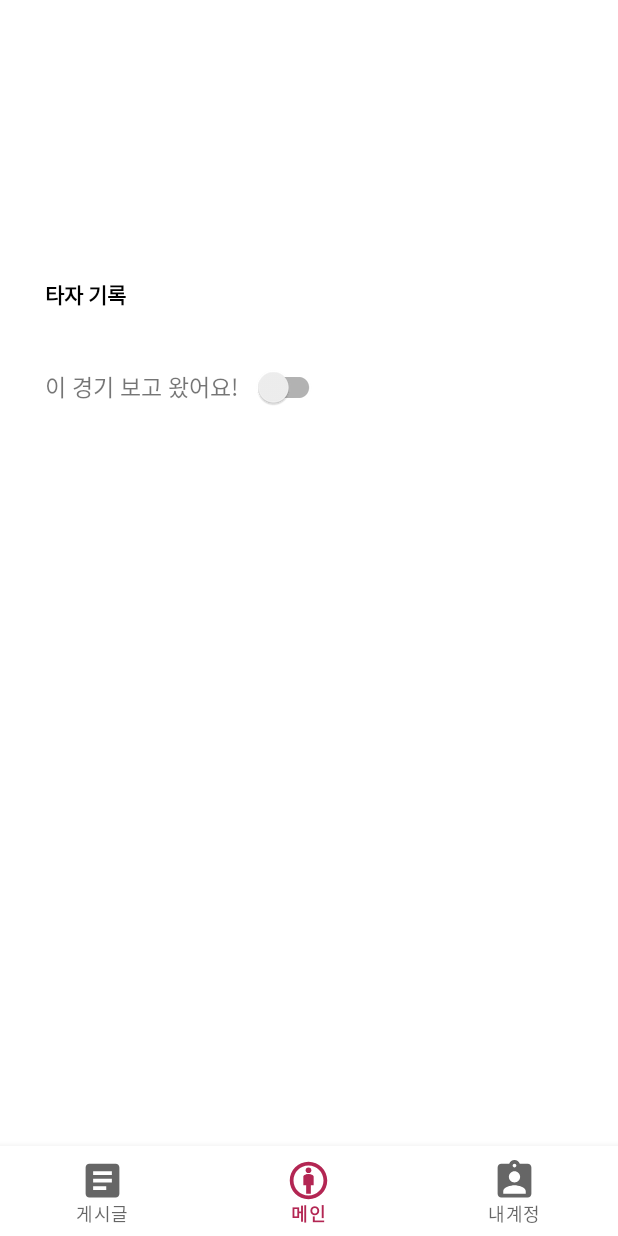
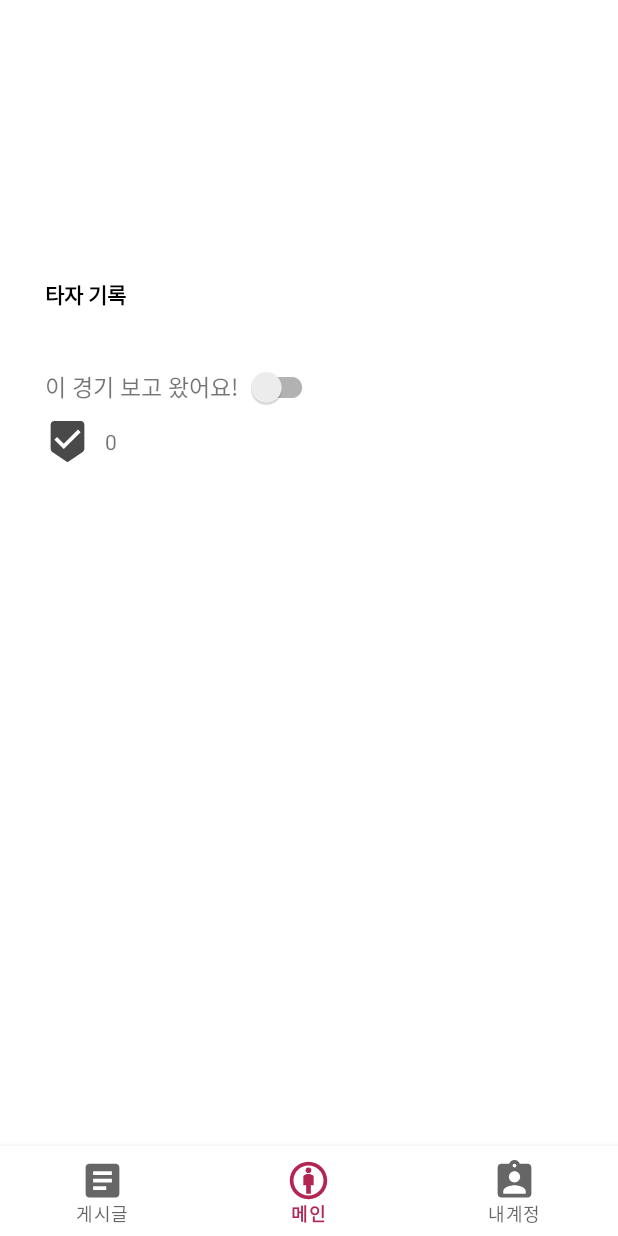
Before and after one commit to JorimJoram/TwinsAndroid, an Android app built with Jetpack Compose: the fragment GameDetailFragment placed in its activity, on a phone screen of 412 x 824 dp. Run offline under Robolectric (Android 15) with nearby library versions, the phone set to English and light mode, and no system bars; our stand-ins replace CircleImageView, data binding; network calls fail; pictures from the network do not load; 3 statements that could not run were skipped.

Commit message:
add: push switch user count

```diff
--- a/app/src/main/java/twins/fan/twinsandroid/adapter/GameListAdapter.kt
+++ b/app/src/main/java/twins/fan/twinsandroid/adapter/GameListAdapter.kt
@@ -40,14 +40,12 @@ class GameListAdapter(
         val switch = view.findViewById<SwitchCompat>(R.id.game_list_item_switch)
         val visitSet = HashSet(userVisitList)
 
-        //switch.isChecked = visitSet.contains(game.gameDate)
         if(visitSet.contains(game.gameDate)){ switch.isChecked = true }
         switch.setOnCheckedChangeListener { _, isChecked ->
             fragment.lifecycleScope.launch {
                 if(isChecked){
                     if(gameViewModel.createUserVisit(UserVisit(account=Account(username=userInfo.username!!, password="", tel=""), visitDate = game.gameDate))!!.id!!.toInt() != -1){
                         Toast.makeText(context, "등록되었습니다.", Toast.LENGTH_LONG).show()
-
                     }
                 }else{
                     gameViewModel.deleteUserVisit(userInfo.username!!, game.gameDate)
--- a/app/src/main/java/twins/fan/twinsandroid/fragment/main/MainFragment.kt
+++ b/app/src/main/java/twins/fan/twinsandroid/fragment/main/MainFragment.kt
@@ -13,6 +13,7 @@ import android.view.ViewGroup
 import android.widget.TextView
 import android.widget.Toast
 import androidx.activity.OnBackPressedCallback
+import androidx.appcompat.app.AppCompatActivity
 import androidx.databinding.DataBindingUtil
 import androidx.lifecycle.lifecycleScope
 import androidx.viewpager2.widget.ViewPager2
@@ -28,6 +29,7 @@ import twins.fan.twinsandroid.data.game.GameRecord
 import twins.fan.twinsandroid.data.game.TotalDetailRecord
 import twins.fan.twinsandroid.data.game.UserVisit
 import twins.fan.twinsandroid.databinding.FragmentMainBinding
+import twins.fan.twinsandroid.fragment.main.game.GameDetailFragment
 import twins.fan.twinsandroid.fragment.main.game.GameSearchFragment
 import twins.fan.twinsandroid.util.checkLogo
 import twins.fan.twinsandroid.util.pitchResult
@@ -50,6 +52,7 @@ class MainFragment : Fragment() {
 
     private lateinit var batterDetailDataList:List<TotalDetailRecord>
     private lateinit var userVisitResultList:List<String>
+    private lateinit var recentGameRecord:GameRecord
 
     override fun onCreateView(
         inflater: LayoutInflater, container: ViewGroup?,
@@ -108,7 +111,7 @@ class MainFragment : Fragment() {
         lifecycleScope.launch{
             batterDetailDataList = gameViewModel.getTotalDetailData(userInfo.username!!)!!
             userVisitResultList = gameViewModel.getUserGameResult(userInfo.username!!)!!
-            val recentGameRecord = gameViewModel.getRecentUserVisit(userInfo.username!!)!!
+            recentGameRecord = gameViewModel.getRecentUserVisit(userInfo.username!!)!!
 
             if(batterDetailDataList.size > 3) {
                 val sortedByPoint = batterDetailDataList.sortedByDescending { it.point }.subList(0, 3)
@@ -122,6 +125,18 @@ class MainFragment : Fragment() {
             }else
                 binding.mainRecentGameRecord.gameListItemSwitch.visibility = View.GONE
         }
+
+        binding.mainRecentGameRecord.gameListItemMatchContainer.setOnClickListener(goDetail)
+    }
+
+    private val goDetail = OnClickListener {
+        val bundle = Bundle()
+        bundle.putString("gameDate", recentGameRecord.gameDate)
+
+        val transaction = (context as AppCompatActivity).supportFragmentManager.beginTransaction()
+        transaction.replace(R.id.main_frameLayout, GameDetailFragment().apply { arguments = bundle })
+        transaction.addToBackStack("GAME_DETAIL")
+        transaction.commitAllowingStateLoss()
     }
 
     private fun putRecentGameRecord(recentGameRecord: GameRecord) {
@@ -155,7 +170,6 @@ class MainFragment : Fragment() {
         binding.mainRecentGameRecord.gameListItemVisitPitchResult.text = pitchGameResult[1][0].toString()
         binding.mainRecentGameRecord.gameListItemVisitPitchResult.setTextColor(pitchGameResult[1][1] as Int)
     }
-
     private fun putGameResult(){
         if(userVisitResultList.isEmpty()){
             binding.mainWinRateResult.text = "경기를 기록해보세요!"
--- a/app/src/main/java/twins/fan/twinsandroid/retrofit/api/GameApi.kt
+++ b/app/src/main/java/twins/fan/twinsandroid/retrofit/api/GameApi.kt
@@ -32,4 +32,6 @@ interface GameApi {
     fun getBatterDetailByGameRecordId(@Query("date")date: String): Call<List<BatterDetailRecord>>
     @GET("/game/api/visit/single")
     fun getUserVisitByDate(@Query("username") username: String, @Query("date")date: String): Call<Boolean>
+    @GET("/game/api/visit/cnt")
+    fun getUserVisitCntByDate(@Query("date")date: String): Call<Int>
 }
--- a/app/src/main/java/twins/fan/twinsandroid/viewmodel/GameViewModel.kt
+++ b/app/src/main/java/twins/fan/twinsandroid/viewmodel/GameViewModel.kt
@@ -18,4 +18,5 @@ class GameViewModel {
     suspend fun getGameRecordByDate(date:String) = gameApi.getGameRecordByDate(date).awaitResponse().body()!!
     suspend fun getBatterDetailByGameRecordId(date: String)= gameApi.getBatterDetailByGameRecordId(date).awaitResponse().body()!!
     suspend fun getUserVisitDate(username: String, date: String) = gameApi.getUserVisitByDate(username, date).awaitResponse().body()
+    suspend fun getUserVisitCntByDate(date:String) = gameApi.getUserVisitCntByDate(date).awaitResponse().body()
 }
--- /dev/null
+++ b/app/src/main/res/drawable/baseline_beenhere_24.xml
@@ -0,0 +1,5 @@
+<vector android:height="30dp" android:tint="#494949"
+    android:viewportHeight="24" android:viewportWidth="24"
+    android:width="30dp" xmlns:android="http://schemas.android.com/apk/res/android">
+    <path android:fillColor="@android:color/white" android:pathData="M19,1L5,1c-1.1,0 -1.99,0.9 -1.99,2L3,15.93c0,0.69 0.35,1.3 0.88,1.66L12,23l8.11,-5.41c0.53,-0.36 0.88,-0.97 0.88,-1.66L21,3c0,-1.1 -0.9,-2 -2,-2zM10,16l-5,-5 1.41,-1.41L10,13.17l7.59,-7.59L19,7l-9,9z"/>
+</vector>
--- a/app/src/main/res/layout/fragment_game_detail.xml
+++ b/app/src/main/res/layout/fragment_game_detail.xml
@@ -152,11 +152,30 @@
                     app:layout_constraintStart_toStartOf="@id/game_detail_batterComments"
                     app:layout_constraintTop_toBottomOf="@id/game_detail_batterComments" />
 
+                <ImageView
+                    android:id="@+id/game_detail_checkImg"
+                    android:layout_width="30dp"
+                    android:layout_height="30dp"
+                    android:src="@drawable/baseline_beenhere_24"
+                    android:layout_marginTop="10dp"
+                    app:layout_constraintStart_toStartOf="@id/game_detail_switchHead"
+                    app:layout_constraintTop_toBottomOf="@+id/game_detail_switchHead" />
+
+                <TextView
+                    android:id="@+id/game_detail_switchCnt"
+                    android:layout_width="wrap_content"
+                    android:layout_height="wrap_content"
+                    android:layout_marginStart="10dp"
+                    android:text="0"
+                    app:layout_constraintBottom_toBottomOf="@id/game_detail_checkImg"
+                    app:layout_constraintStart_toEndOf="@id/game_detail_checkImg"
+                    app:layout_constraintTop_toTopOf="@+id/game_detail_checkImg" />
+
                 <androidx.appcompat.widget.SwitchCompat
                     android:id="@+id/game_detail_switch"
                     android:layout_width="wrap_content"
                     android:layout_height="wrap_content"
-                    android:layout_marginStart="10dp"
+                    android:layout_marginStart="5dp"
                     app:layout_constraintStart_toEndOf="@id/game_detail_switchHead"
                     app:layout_constraintTop_toTopOf="@+id/game_detail_switchHead"
                     app:layout_constraintBottom_toBottomOf="@id/game_detail_switchHead"/>
--- a/app/src/main/res/layout/fragment_game_search.xml
+++ b/app/src/main/res/layout/fragment_game_search.xml
@@ -56,7 +56,7 @@
                 android:layout_width="match_parent"
                 android:layout_height="match_parent"
                 android:layout_marginStart="10dp"
-                android:layout_marginTop="50dp"
+                android:layout_marginTop="60dp"
                 app:layout_constraintStart_toStartOf="parent"
                 app:layout_constraintTop_toBottomOf="@id/game_search_date" />
 
```
Also changed, not shown: app/src/main/java/twins/fan/twinsandroid/fragment/main/game/GameDetailFragment.kt (+6 -2 lines).
